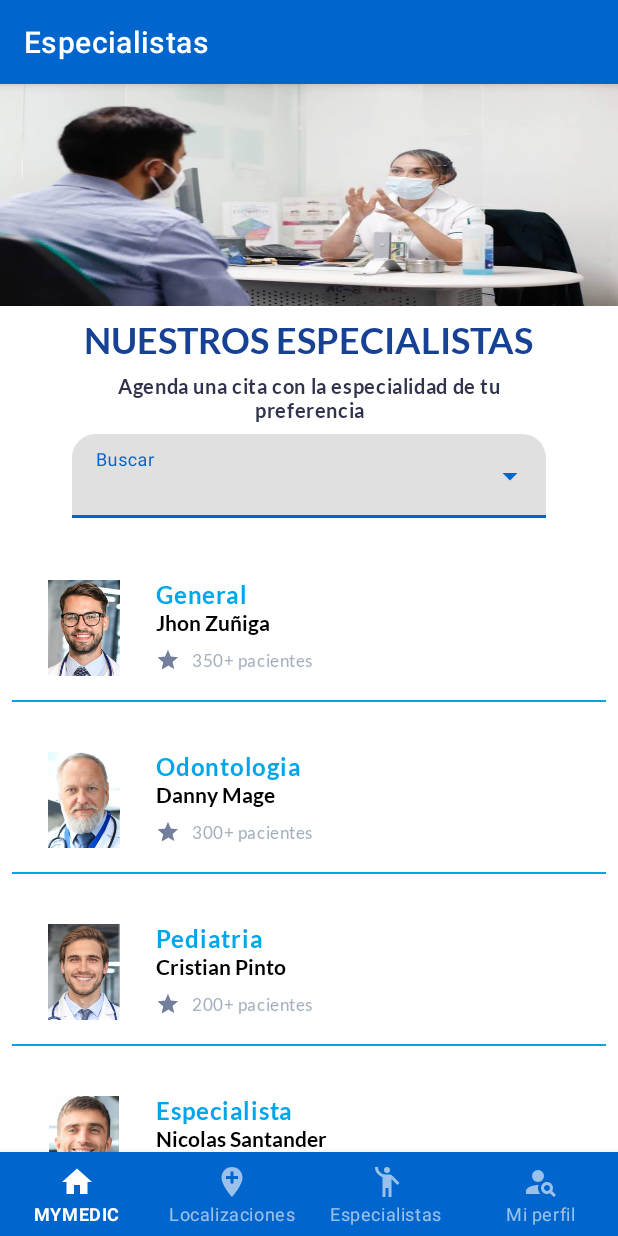
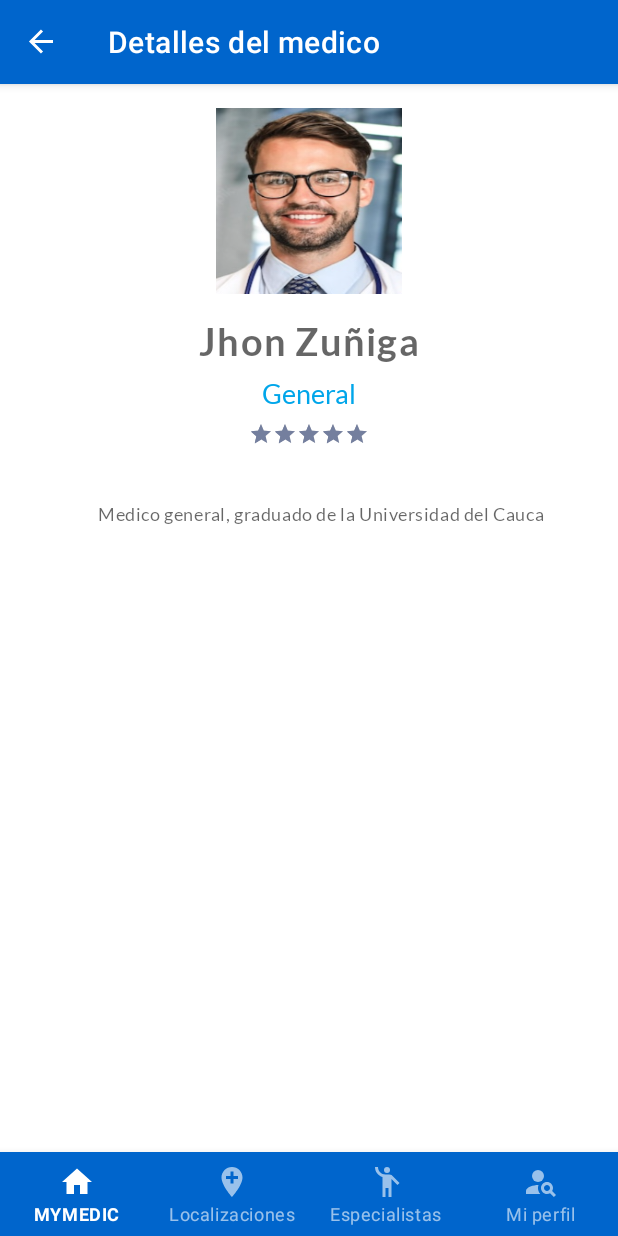
Before and after one commit to AndresMolina09/MinticMobile, an Android app: the SpecialistFragment screen opened through its navigation route, after a tap on "General", on a phone screen of 412 x 824 dp. Run offline under Robolectric (Android 15) with nearby library versions, the phone set to English and light mode, and no system bars; our stand-ins replace navigation-ui; 1 other tap on this screen came first.

Commit message:
Actualizacion al dia con la clase 15 de septiembre

```diff
--- a/app/src/main/java/com/example/aplicacion_4b_g7/data/models/DoctorModel.kt
+++ b/app/src/main/java/com/example/aplicacion_4b_g7/data/models/DoctorModel.kt
@@ -5,7 +5,7 @@ data class DoctorModel (
     val speciality: String,
     val name: String,
     val caption: String,
-    val imagen: String,
-    val start: Double,
+    val image: String,
+    val star: Double,
     val description: String
 )
--- a/app/src/main/java/com/example/aplicacion_4b_g7/data/viewmodels/HomeViewModel.kt
+++ b/app/src/main/java/com/example/aplicacion_4b_g7/data/viewmodels/HomeViewModel.kt
@@ -21,6 +21,9 @@ class HomeViewModel(private val repo: HomeRepository): ViewModel() {
     private var _doctors: MutableLiveData<List<DoctorModel>> = MutableLiveData()
     val doctors: LiveData<List<DoctorModel>> get() = _doctors
 
+    private var _doctor: MutableLiveData<DoctorModel> = MutableLiveData()
+    val doctor: LiveData<DoctorModel> get() = _doctor
+
     fun getServices(){
         viewModelScope.launch {
             _services.postValue(repo.getServices())
@@ -38,4 +41,8 @@ class HomeViewModel(private val repo: HomeRepository): ViewModel() {
             _doctors.postValue(repo.getSpecialist(category))
         }
     }
+
+    fun selectedDoctor(item: DoctorModel){
+        _doctor.postValue(item)
+    }
 }
--- a/app/src/main/java/com/example/aplicacion_4b_g7/ui/adapters/DoctorAdapter.kt
+++ b/app/src/main/java/com/example/aplicacion_4b_g7/ui/adapters/DoctorAdapter.kt
@@ -23,8 +23,8 @@ class DoctorAdapter(var list: MutableList<DoctorModel>): RecyclerView.Adapter<Do
         holder.view.itemDoctorTitle.text = item.speciality
         holder.view.itemDoctorName.text = item.name
         holder.view.itemDoctorSummary.text = item.caption
-        holder.view.itemDoctorRating.rating = (item.start/5.0).toFloat()
-        holder.view.itemDoctorIcon.setImageResource(item.imagen.toInt())
+        holder.view.itemDoctorRating.rating = (item.star/5.0).toFloat()
+        holder.view.itemDoctorIcon.setImageResource(item.image.toInt())
         holder.view.root.setOnClickListener{
             listener?.onClick(item)
         }
--- /dev/null
+++ b/app/src/main/java/com/example/aplicacion_4b_g7/ui/fragments/SpecialistDetailFragment.kt
@@ -0,0 +1,43 @@
+package com.example.aplicacion_4b_g7.ui.fragments
+
+import android.os.Bundle
+import androidx.fragment.app.Fragment
+import android.view.LayoutInflater
+import android.view.View
+import android.view.ViewGroup
+import androidx.lifecycle.Observer
+import com.example.aplicacion_4b_g7.R
+import com.example.aplicacion_4b_g7.data.viewmodels.HomeViewModel
+import com.example.aplicacion_4b_g7.databinding.FragmentLocationBinding
+import com.example.aplicacion_4b_g7.databinding.FragmentSpecialistDetailBinding
+import org.koin.androidx.viewmodel.ext.android.sharedViewModel
+
+class SpecialistDetailFragment : Fragment() {
+
+    private var _binding: FragmentSpecialistDetailBinding? = null
+    private val binding: FragmentSpecialistDetailBinding get() = _binding!!
+    private val homeViewModel: HomeViewModel by sharedViewModel()
+
+    override fun onCreateView(
+        inflater: LayoutInflater, container: ViewGroup?,
+        savedInstanceState: Bundle?
+    ): View? {
+        _binding = FragmentSpecialistDetailBinding.inflate(inflater, container, false)
+        return binding.root
+    }
+
+    override fun onStart() {
+        super.onStart()
+        observerViewModels()
+    }
+
+    private fun observerViewModels(){
+        homeViewModel.doctor.observe(viewLifecycleOwner, Observer {
+            binding.specialistDetailFragmentName.text = it.name
+            binding.specialistDetailFragmentSpeciality.text = it.speciality
+            binding.specialistDetailFragmentRating.rating = it.star.toFloat()
+            binding.specialistDetailFragmentImage.setImageResource(it.image.toInt())
+            binding.specialistDetailFragmentDescription.text = it.description
+        })
+    }
+}
--- a/app/src/main/java/com/example/aplicacion_4b_g7/ui/fragments/SpecialistFragment.kt
+++ b/app/src/main/java/com/example/aplicacion_4b_g7/ui/fragments/SpecialistFragment.kt
@@ -8,6 +8,7 @@ import android.view.View
 import android.view.ViewGroup
 import android.widget.ArrayAdapter
 import androidx.lifecycle.Observer
+import androidx.navigation.fragment.findNavController
 import androidx.navigation.fragment.navArgs
 import androidx.recyclerview.widget.LinearLayoutManager
 import com.example.aplicacion_4b_g7.ui.adapters.DoctorAdapter
@@ -54,7 +55,8 @@ class SpecialistFragment : Fragment() {
         doctorAdapter = DoctorAdapter(mutableListOf())
         doctorAdapter.listener = object : OnDoctorClickListener {
             override fun onClick(item: DoctorModel) {
-                Log.d("Hola", item.name)
+                homeViewModel.selectedDoctor(item)
+                findNavController().navigate(R.id.action_specialistFragment_to_specialistDetailFragment)
             }
         }
 
--- /dev/null
+++ b/app/src/main/res/layout/fragment_specialist_detail.xml
@@ -0,0 +1,233 @@
+<?xml version="1.0" encoding="utf-8"?>
+<androidx.core.widget.NestedScrollView xmlns:android="http://schemas.android.com/apk/res/android"
+    xmlns:tools="http://schemas.android.com/tools"
+    xmlns:app="http://schemas.android.com/apk/res-auto"
+    android:layout_width="match_parent"
+    android:layout_height="match_parent"
+    android:fillViewport="true"
+    tools:context=".ui.fragments.SpecialistDetailFragment">
+
+    <androidx.constraintlayout.widget.ConstraintLayout
+        android:layout_width="match_parent"
+        android:layout_height="match_parent">
+
+        <androidx.constraintlayout.widget.Group
+            android:visibility="gone"
+            tools:visibility="visible"
+            android:id="@+id/specialist_detail_card_group"
+            android:layout_width="wrap_content"
+            android:layout_height="wrap_content"
+            app:constraint_referenced_ids="specialist_detail_fragment_card_patients, specialist_detail_fragment_card_qualification, specialist_detail_fragment_card_exp"/>
+
+        <com.google.android.material.imageview.ShapeableImageView
+            android:id="@+id/specialist_detail_fragment_image"
+            android:layout_width="124dp"
+            android:layout_height="124dp"
+            app:layout_constraintStart_toStartOf="parent"
+            app:layout_constraintEnd_toEndOf="parent"
+            app:layout_constraintTop_toTopOf="parent"
+            android:layout_marginTop="16dp"
+            tools:src="@drawable/primer_doctor"
+            android:scaleType="fitXY"/>
+
+        <com.google.android.material.textview.MaterialTextView
+            android:id="@+id/specialist_detail_fragment_name"
+            android:layout_width="wrap_content"
+            android:layout_height="wrap_content"
+            app:layout_constraintEnd_toEndOf="parent"
+            app:layout_constraintStart_toStartOf="parent"
+            app:layout_constraintTop_toBottomOf="@+id/specialist_detail_fragment_image"
+            android:layout_marginTop="16dp"
+            android:textSize="25dp"
+            android:textAppearance="@style/TextAppearance.MaterialComponents.Caption"
+            android:fontFamily="@font/lato_bold"
+            tools:text="Dr. Julio Mellizo"/>
+
+        <com.google.android.material.textview.MaterialTextView
+            android:id="@+id/specialist_detail_fragment_speciality"
+            android:layout_width="wrap_content"
+            android:layout_height="wrap_content"
+            app:layout_constraintEnd_toEndOf="parent"
+            app:layout_constraintStart_toStartOf="parent"
+            app:layout_constraintTop_toBottomOf="@id/specialist_detail_fragment_name"
+            android:layout_marginTop="8dp"
+            android:textSize="18dp"
+            android:fontFamily="@font/lato"
+            android:textColor="@color/primaryLight"
+            tools:text="Medico general"/>
+
+        <RatingBar
+            android:id="@+id/specialist_detail_fragment_rating"
+            android:layout_width="wrap_content"
+            android:layout_height="wrap_content"
+            app:layout_constraintStart_toStartOf="parent"
+            app:layout_constraintEnd_toEndOf="parent"
+            app:layout_constraintTop_toBottomOf="@id/specialist_detail_fragment_speciality"
+            android:isIndicator="true"
+            android:numStars="5"
+            tools:rating="4"
+            style="?android:attr/ratingBarStyleSmall"
+            android:layout_marginTop="8dp"/>
+
+        <com.google.android.material.textview.MaterialTextView
+            android:id="@+id/specialist_detail_fragment_description_title"
+            android:layout_width="wrap_content"
+            android:layout_height="wrap_content"
+            app:layout_constraintStart_toStartOf="parent"
+            app:layout_constraintTop_toBottomOf="@id/specialist_detail_fragment_rating"
+            android:layout_marginStart="8dp"
+            android:layout_marginTop="8dp"
+            android:textSize="19dp"
+            android:textAppearance="@style/TextBlue2.Mintic"
+            android:fontFamily="@font/lato"
+            tools:text="@string/about_us"/>
+
+        <com.google.android.material.textview.MaterialTextView
+        android:id="@+id/specialist_detail_fragment_description"
+        android:layout_width="wrap_content"
+        android:layout_height="wrap_content"
+        app:layout_constraintStart_toStartOf="parent"
+        app:layout_constraintEnd_toEndOf="parent"
+        app:layout_constraintTop_toBottomOf="@id/specialist_detail_fragment_description_title"
+        android:layout_marginStart="16dp"
+        android:layout_marginTop="8dp"
+        android:textAppearance="@style/TextAppearance.MaterialComponents.Caption"
+        android:fontFamily="@font/lato"
+        tools:text="@string/about_us_doctor"/>
+
+        <com.google.android.material.card.MaterialCardView
+            android:id="@+id/specialist_detail_fragment_card_patients"
+            android:layout_marginVertical="16dp"
+            android:layout_width="wrap_content"
+            android:layout_height="wrap_content"
+            app:layout_constraintTop_toBottomOf="@id/specialist_detail_fragment_description"
+            app:layout_constraintStart_toStartOf="parent"
+            app:layout_constraintEnd_toStartOf="@+id/specialist_detail_fragment_card_qualification"
+            app:layout_constraintHorizontal_chainStyle="spread"
+            app:layout_constraintBottom_toBottomOf="parent">
+
+            <androidx.constraintlayout.widget.ConstraintLayout
+                android:layout_width="match_parent"
+                android:layout_height="match_parent"
+                android:layout_margin="16dp">
+
+                <com.google.android.material.textview.MaterialTextView
+                    android:id="@+id/specialist_detail_fragment_card_patients_number"
+                    app:layout_constraintTop_toTopOf="parent"
+                    app:layout_constraintStart_toStartOf="parent"
+                    app:layout_constraintEnd_toEndOf="parent"
+                    android:layout_width="wrap_content"
+                    android:layout_height="wrap_content"
+                    android:fontFamily="@font/lato_bold"
+                    tools:text="15k+"
+                    android:textSize="18dp"
+                    android:textAppearance="@style/TextBlue.Mintic"/>
+
+                <com.google.android.material.textview.MaterialTextView
+                    android:id="@+id/specialist_detail_fragment_card_patients_text"
+                    android:layout_width="wrap_content"
+                    android:layout_height="wrap_content"
+                    app:layout_constraintStart_toStartOf="parent"
+                    app:layout_constraintTop_toBottomOf="@id/specialist_detail_fragment_card_patients_number"
+                    app:layout_constraintEnd_toEndOf="parent"
+                    android:textAppearance="@style/TextAppearance.MaterialComponents.Caption"
+                    android:fontFamily="@font/lato_bold"
+                    tools:text="Pacientes"/>
+
+            </androidx.constraintlayout.widget.ConstraintLayout>
+
+        </com.google.android.material.card.MaterialCardView>
+
+        //dos
+
+        <com.google.android.material.card.MaterialCardView
+            android:id="@+id/specialist_detail_fragment_card_qualification"
+            app:layout_constraintBottom_toBottomOf="parent"
+            android:layout_marginVertical="16dp"
+            android:layout_width="wrap_content"
+            android:layout_height="wrap_content"
+            app:layout_constraintTop_toBottomOf="@id/specialist_detail_fragment_description"
+            app:layout_constraintStart_toEndOf="@id/specialist_detail_fragment_card_patients"
+            app:layout_constraintEnd_toStartOf="@+id/specialist_detail_fragment_card_exp">
+
+            <androidx.constraintlayout.widget.ConstraintLayout
+                android:layout_width="match_parent"
+                android:layout_height="match_parent"
+                android:layout_margin="16dp">
+
+                <com.google.android.material.textview.MaterialTextView
+                    android:id="@+id/specialist_detail_fragment_card_qualification_number"
+                    app:layout_constraintTop_toTopOf="parent"
+                    app:layout_constraintStart_toStartOf="parent"
+                    app:layout_constraintEnd_toEndOf="parent"
+                    android:layout_width="wrap_content"
+                    android:layout_height="wrap_content"
+                    android:fontFamily="@font/lato_bold"
+                    android:textSize="18dp"
+                    tools:text="4.5*"
+                    android:textAppearance="@style/TextBlue.Mintic"/>
+
+                <com.google.android.material.textview.MaterialTextView
+                    android:id="@+id/specialist_detail_fragment_card_qualification_text"
+                    android:layout_width="wrap_content"
+                    android:layout_height="wrap_content"
+                    app:layout_constraintStart_toStartOf="parent"
+                    app:layout_constraintTop_toBottomOf="@id/specialist_detail_fragment_card_qualification_number"
+                    app:layout_constraintEnd_toEndOf="parent"
+                    android:textAppearance="@style/TextAppearance.MaterialComponents.Caption"
+                    android:fontFamily="@font/lato_bold"
+                    tools:text="Calificacion"/>
+
+            </androidx.constraintlayout.widget.ConstraintLayout>
+
+        </com.google.android.material.card.MaterialCardView>
+
+        //tres
+
+        <com.google.android.material.card.MaterialCardView
+            android:id="@+id/specialist_detail_fragment_card_exp"
+            app:layout_constraintBottom_toBottomOf="parent"
+            android:layout_marginVertical="16dp"
+            android:layout_width="wrap_content"
+            android:layout_height="wrap_content"
+            app:layout_constraintTop_toBottomOf="@id/specialist_detail_fragment_description"
+            app:layout_constraintStart_toEndOf="@id/specialist_detail_fragment_card_qualification"
+            app:layout_constraintEnd_toEndOf="parent">
+
+            <androidx.constraintlayout.widget.ConstraintLayout
+                android:layout_width="match_parent"
+                android:layout_height="match_parent"
+                android:layout_margin="16dp">
+
+                <com.google.android.material.textview.MaterialTextView
+                    android:id="@+id/specialist_detail_fragment_card_exp_number"
+                    app:layout_constraintTop_toTopOf="parent"
+                    app:layout_constraintStart_toStartOf="parent"
+                    app:layout_constraintEnd_toEndOf="parent"
+                    android:layout_width="wrap_content"
+                    android:layout_height="wrap_content"
+                    android:fontFamily="@font/lato_bold"
+                    tools:text="8 Años+"
+                    android:textSize="18dp"
+                    android:textAppearance="@style/TextBlue.Mintic"/>
+
+                <com.google.android.material.textview.MaterialTextView
+                    android:id="@+id/specialist_detail_fragment_card_exp_text"
+                    android:layout_width="wrap_content"
+                    android:layout_height="wrap_content"
+                    app:layout_constraintStart_toStartOf="parent"
+                    app:layout_constraintTop_toBottomOf="@id/specialist_detail_fragment_card_exp_number"
+                    app:layout_constraintEnd_toEndOf="parent"
+                    android:textAppearance="@style/TextAppearance.MaterialComponents.Caption"
+                    android:fontFamily="@font/lato_bold"
+                    tools:text="Experiencia"/>
+
+            </androidx.constraintlayout.widget.ConstraintLayout>
+
+        </com.google.android.material.card.MaterialCardView>
+
+    </androidx.constraintlayout.widget.ConstraintLayout>
+
+
+
+</androidx.core.widget.NestedScrollView>
--- a/app/src/main/res/navigation/home_nav.xml
+++ b/app/src/main/res/navigation/home_nav.xml
@@ -44,5 +44,13 @@
             android:name="search"
             app:argType="boolean"
             android:defaultValue="true" />
+        <action
+            android:id="@+id/action_specialistFragment_to_specialistDetailFragment"
+            app:destination="@id/specialistDetailFragment" />
     </fragment>
+    <fragment
+        android:id="@+id/specialistDetailFragment"
+        android:name="com.example.aplicacion_4b_g7.ui.fragments.SpecialistDetailFragment"
+        android:label="@string/details"
+        tools:layout="@layout/fragment_specialist_detail" />
 </navigation>
--- a/app/src/main/res/values/strings.xml
+++ b/app/src/main/res/values/strings.xml
@@ -30,4 +30,7 @@
     <string name="specialist_fragment_title">Nuestros especialistas</string>
     <string name="specialist_fragment_subtitle">Agenda una cita con la especialidad de tu preferencia</string>
     <string name="login_error">Credenciales invalidas</string>
+    <string name="details">Detalles del medico</string>
+    <string name="about_us">Acerca de:</string>
+    <string name="about_us_doctor">Excelente medico general graduado de la Universidad del Cauca, con 8 años de experiencia laboral. Actualmente especializandose en neurocirugia en la Universidad del Valle.</string>
 </resources>
--- a/build.gradle
+++ b/build.gradle
@@ -12,7 +12,7 @@ buildscript {
 plugins {
     id 'com.android.application' version '7.2.2' apply false
     id 'com.android.library' version '7.2.2' apply false
-    id 'org.jetbrains.kotlin.android' version '1.6.10' apply false
+    id 'org.jetbrains.kotlin.android' version '1.7.10' apply false
     id 'com.google.android.libraries.mapsplatform.secrets-gradle-plugin' version '2.0.1' apply false
 }
 
```
